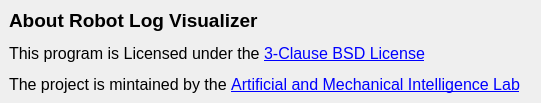
Before: the Qt Designer form robot_log_visualizer/ui/misc/about.ui in ami-iit/robot-log-visualizer, drawn with Qt 5.
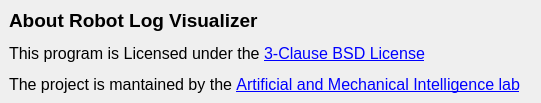
After: the same form once the commit is applied.

Commit message: Fix typo in about ui

```diff
--- a/robot_log_visualizer/ui/misc/about.ui
+++ b/robot_log_visualizer/ui/misc/about.ui
@@ -27,7 +27,7 @@
        <bool>true</bool>
       </property>
       <property name="text">
-       <string>&lt;html&gt;&lt;head/&gt;&lt;body&gt;&lt;p&gt;&lt;span style=&quot; font-size:14pt; font-weight:600;&quot;&gt;About Robot Log Visualizer&lt;/span&gt;&lt;/p&gt;&lt;p&gt;&lt;span style=&quot; font-size:12pt;&quot;&gt;This program is Licensed under the &lt;/span&gt;&lt;a href=&quot;https://github.com/ami-iit/robot-log-visualizer/blob/main/LICENSE&quot;&gt;&lt;span style=&quot; font-size:12pt; text-decoration: underline; color:#0000ff;&quot;&gt;3-Clause BSD License&lt;/span&gt;&lt;/a&gt;&lt;/p&gt;&lt;p&gt;&lt;span style=&quot; font-size:12pt;&quot;&gt;The project is mintained by the &lt;/span&gt;&lt;a href=&quot;https://ami.iit.it/&quot;&gt;&lt;span style=&quot; font-size:12pt; text-decoration: underline; color:#0000ff;&quot;&gt;Artificial and Mechanical Intelligence Lab&lt;/span&gt;&lt;/a&gt;&lt;/p&gt;&lt;/body&gt;&lt;/html&gt;</string>
+       <string>&lt;html&gt;&lt;head/&gt;&lt;body&gt;&lt;p&gt;&lt;span style=&quot; font-size:14pt; font-weight:600;&quot;&gt;About Robot Log Visualizer&lt;/span&gt;&lt;/p&gt;&lt;p&gt;&lt;span style=&quot; font-size:12pt;&quot;&gt;This program is Licensed under the &lt;/span&gt;&lt;a href=&quot;https://github.com/ami-iit/robot-log-visualizer/blob/main/LICENSE&quot;&gt;&lt;span style=&quot; font-size:12pt; text-decoration: underline; color:#0000ff;&quot;&gt;3-Clause BSD License&lt;/span&gt;&lt;/a&gt;&lt;/p&gt;&lt;p&gt;&lt;span style=&quot; font-size:12pt;&quot;&gt;The project is mantained by the &lt;/span&gt;&lt;a href=&quot;https://ami.iit.it/&quot;&gt;&lt;span style=&quot; font-size:12pt; text-decoration: underline; color:#0000ff;&quot;&gt;Artificial and Mechanical Intelligence lab&lt;/span&gt;&lt;/a&gt;&lt;/p&gt;&lt;/body&gt;&lt;/html&gt;</string>
       </property>
       <property name="openExternalLinks">
        <bool>true</bool>
```
